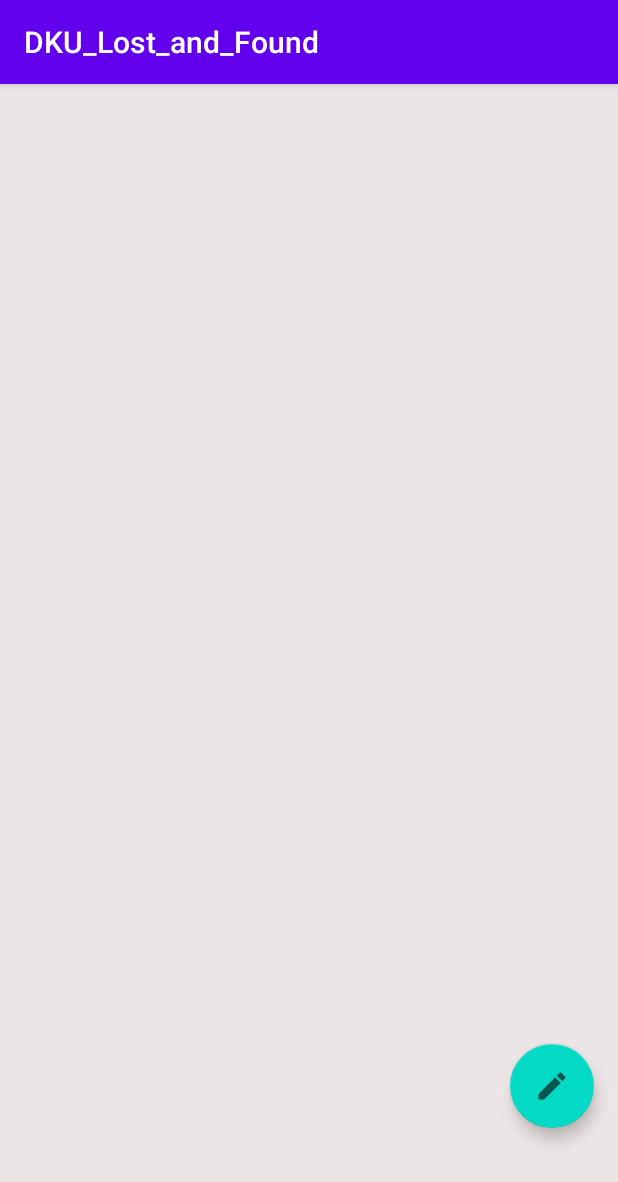
After one commit to YellowC-137/DanManri, an Android app: the fragment FoundFragment shown on its own in the app's theme, on a phone screen of 412 x 824 dp. The commit adds this screen. Shown: the top 1182 px of the screen. Run offline under Robolectric (Android 15) with nearby library versions, the phone set to English and light mode, and no system bars; 1 statement that could not run was skipped.

Commit message:
Found Fragment 추가
Found Fragment를 Lost와 동일하게 만들어 놨음

```diff
--- a/DKU_L&F/DKU_LF/app/src/main/java/com/example/dku_lf/WritingActivity.java
+++ b/DKU_L&F/DKU_LF/app/src/main/java/com/example/dku_lf/WritingActivity.java
@@ -57,7 +57,7 @@ public class WritingActivity extends AppCompatActivity implements View.OnClickLi
             data.put(FirebaseID.contents, lContents.getText().toString());
             lstore.collection(FirebaseID.post).document(lTitle.getText().toString()).set(data.SetOptions.merge());
             */
-            finish();
         }
+        finish();
     }
 }
--- /dev/null
+++ b/DKU_L&F/DKU_LF/app/src/main/java/com/example/dku_lf/ui/home/FoundFragment.java
@@ -0,0 +1,36 @@
+package com.example.dku_lf.ui.home;
+
+import android.content.Intent;
+import android.os.Bundle;
+
+import androidx.fragment.app.Fragment;
+import androidx.recyclerview.widget.RecyclerView;
+
+import android.view.LayoutInflater;
+import android.view.View;
+import android.view.ViewGroup;
+
+import com.example.dku_lf.R;
+import com.example.dku_lf.WritingActivity;
+
+public class FoundFragment extends Fragment implements View.OnClickListener {
+
+    private RecyclerView fPostRecyclerView;
+
+    @Override
+    public View onCreateView(LayoutInflater inflater, ViewGroup container,
+                             Bundle savedInstanceState) {
+
+        View root = inflater.inflate(R.layout.fragment_found, container, false);
+
+        fPostRecyclerView = root.findViewById(R.id.found_recyclerview);
+        root.findViewById(R.id.lost_WriteBtn).setOnClickListener(this);
+
+        return root;
+    }
+
+    @Override
+    public void onClick(View v) {
+        startActivity(new Intent(getActivity(), WritingActivity.class));
+    }
+}
--- /dev/null
+++ b/DKU_L&F/DKU_LF/app/src/main/res/layout/fragment_found.xml
@@ -0,0 +1,26 @@
+<?xml version="1.0" encoding="utf-8"?>
+<RelativeLayout xmlns:android="http://schemas.android.com/apk/res/android"
+    xmlns:app="http://schemas.android.com/apk/res-auto"
+    xmlns:tools="http://schemas.android.com/tools"
+    android:layout_width="match_parent"
+    android:layout_height="match_parent"
+    android:background="#ECE5E5"
+    tools:context=".ui.home.FoundFragment"
+    android:paddingBottom="?attr/actionBarSize">
+
+    <androidx.recyclerview.widget.RecyclerView
+        android:id="@+id/found_recyclerview"
+        android:layout_width="match_parent"
+        android:layout_height="match_parent"
+        app:layoutManager="androidx.recyclerview.widget.LinearLayoutManager" />
+
+    <com.google.android.material.floatingactionbutton.FloatingActionButton
+        android:id="@+id/found_WriteBtn"
+        android:layout_width="wrap_content"
+        android:layout_height="wrap_content"
+        android:layout_alignParentEnd="true"
+        android:layout_alignParentBottom="true"
+        android:layout_margin="16dp"
+        app:srcCompat="@drawable/ic_baseline_edit_24" />
+
+</RelativeLayout>
```
